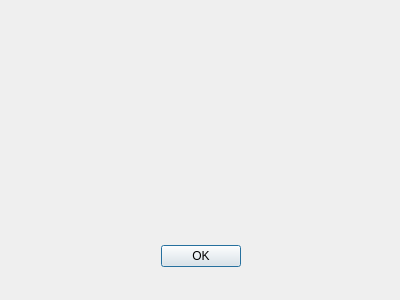
This is task2/Timer/dialog.ui in tinrael/tasks as Qt 5 draws it before an edit. The edited form follows.
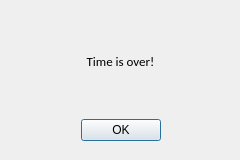
This is the edited form.

Commit message: Added the label, set the minimum and changed the pop-up window size

What changed in the file:
```diff
--- a/task2/Timer/dialog.ui
+++ b/task2/Timer/dialog.ui
@@ -6,22 +6,47 @@
    <rect>
     <x>0</x>
     <y>0</y>
-    <width>400</width>
-    <height>300</height>
+    <width>240</width>
+    <height>160</height>
    </rect>
   </property>
+  <property name="minimumSize">
+   <size>
+    <width>240</width>
+    <height>160</height>
+   </size>
+  </property>
   <property name="windowTitle">
    <string>Dialog</string>
   </property>
-  <widget class="QDialogButtonBox" name="buttonBox">
+  <widget class="QWidget" name="verticalLayoutWidget">
    <property name="geometry">
     <rect>
-     <x>30</x>
-     <y>240</y>
-     <width>341</width>
-     <height>32</height>
+     <x>40</x>
+     <y>10</y>
+     <width>161</width>
+     <height>131</height>
     </rect>
    </property>
+   <layout class="QVBoxLayout" name="verticalLayout">
+    <item>
+     <widget class="QLabel" name="lblTimeOver">
+      <property name="font">
+       <font>
+        <family>Calibri</family>
+        <pointsize>10</pointsize>
+       </font>
+      </property>
+      <property name="text">
+       <string>Time is over!</string>
+      </property>
+      <property name="alignment">
+       <set>Qt::AlignCenter</set>
+      </property>
+     </widget>
+    </item>
+    <item>
+     <widget class="QDialogButtonBox" name="buttonBox">
    <property name="orientation">
     <enum>Qt::Horizontal</enum>
    </property>
@@ -31,6 +56,9 @@
    <property name="centerButtons">
     <bool>true</bool>
    </property>
+     </widget>
+    </item>
+   </layout>
   </widget>
  </widget>
  <resources/>
```
Left out of the diff: 2 changed lines with no effect on the pictures. Lines whose indentation alone changed are shown as unchanged.
